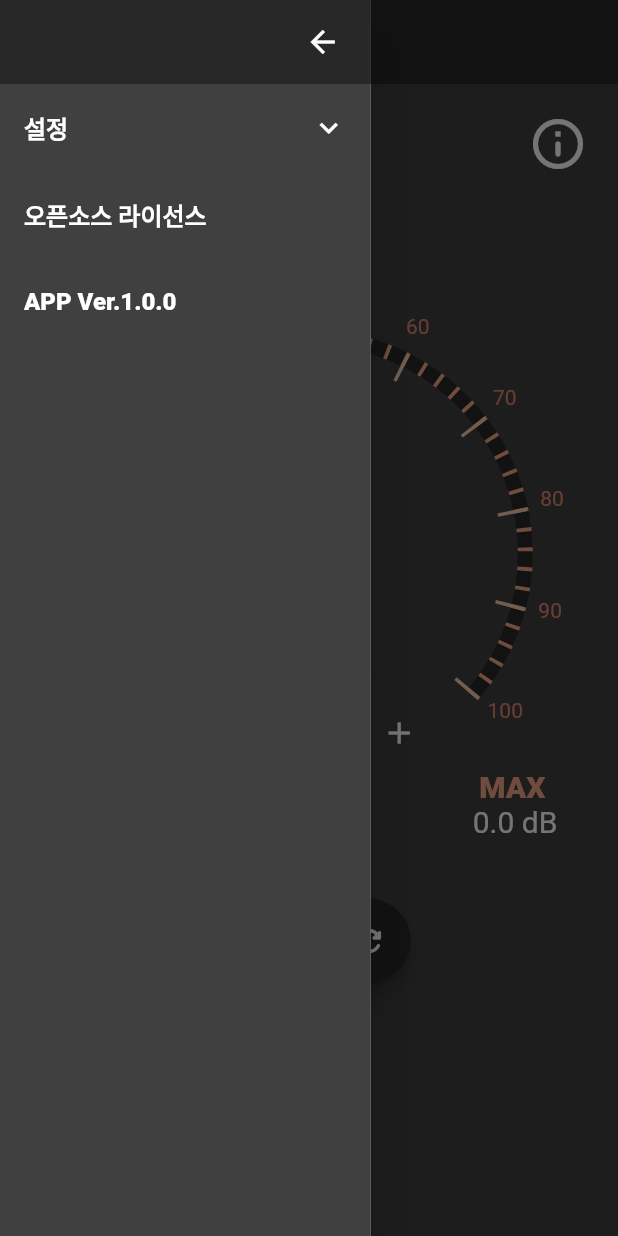
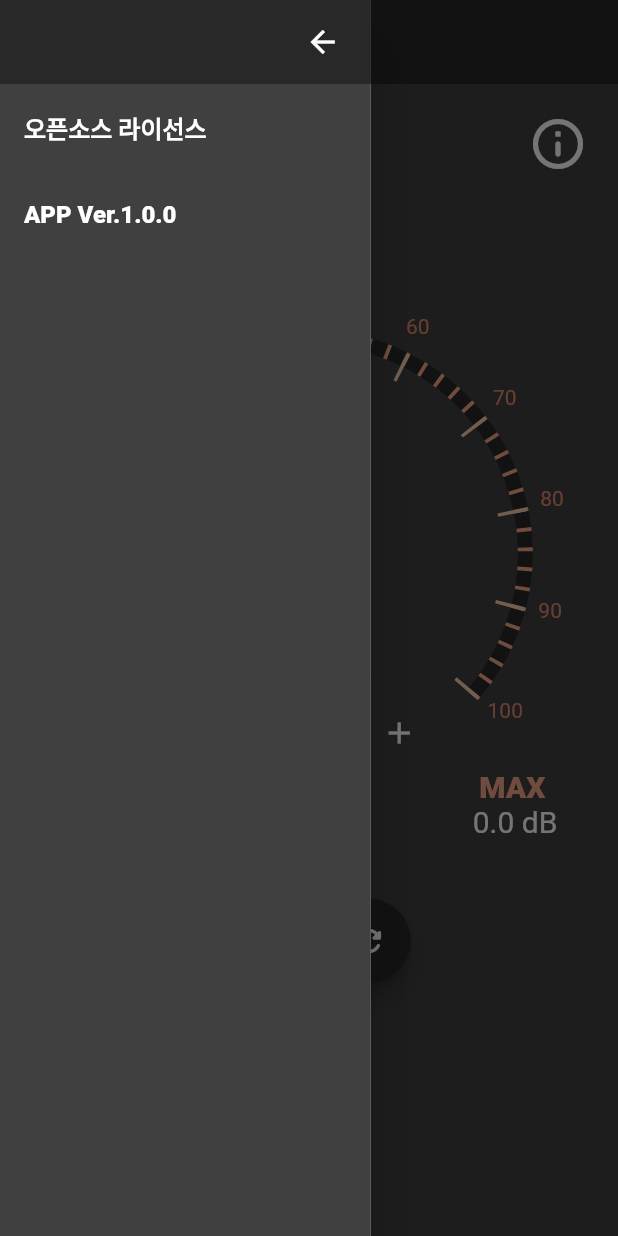
Before and after one commit to dev-helperwoo/noise-meter-app, a Flutter app: the screen it shows after launch, with the side drawer open, on a phone screen of 412 x 824 dp. Run offline on Flutter 3.47's test engine with Material 2 defaults, Android fonts, the phone set to English and light mode, and no system bars; our stand-ins replace package_info; missing offline and left inert: noise_meter.

```diff
--- a/lib/component/detect/current_decibel.dart
+++ b/lib/component/detect/current_decibel.dart
@@ -1,5 +1,4 @@
 import 'package:flutter/material.dart';
-import 'package:flutter_detect_decibel/const/const_color.dart';
 import 'package:flutter_detect_decibel/repository/repository_detect.dart';
 import 'package:flutter_detect_decibel/util/util_detect.dart';
 import 'package:provider/provider.dart';
--- a/lib/component/detect/drawer.dart
+++ b/lib/component/detect/drawer.dart
@@ -38,12 +38,12 @@ class _DetectDrawerState extends State<DetectDrawer> {
               SliverList(
                 delegate: SliverChildListDelegate(
                   [
-                    _buildMenuCategory(
-                      '설정',
-                      children: [
-                        _buildMenu('테스트', onTap: () => print('text')),
-                      ],
-                    ),
+                    // _buildMenuCategory(
+                    //   '설정',
+                    //   children: [
+                    //     _buildMenu('테스트', onTap: () => print('text')),
+                    //   ],
+                    // ),
                     _buildMenuCategory(
                       '오픈소스 라이선스',
                       onTap: (_) => showLicensePage(
--- a/lib/component/detect/set_decibel_error.dart
+++ b/lib/component/detect/set_decibel_error.dart
@@ -33,7 +33,7 @@ class _SetDecibelErrorState extends State<SetDecibelError> {
                   child: Icon(Icons.remove, color: Colors.white),
                   onTap: () => repository.setDecibelError(-1.0),
                 ),
-                onLongPressStart: (_) => _decrease = Timer.periodic(const Duration(milliseconds: 200), (_) {
+                onLongPressStart: (_) => _decrease = Timer.periodic(const Duration(milliseconds: 20), (_) {
                   repository.setDecibelError(-1.0);
                 }),
                 onLongPressEnd: (_) => _decrease.cancel(),
@@ -49,7 +49,7 @@ class _SetDecibelErrorState extends State<SetDecibelError> {
                   child: Icon(Icons.add, color: Colors.white),
                   onTap: () => repository.setDecibelError(1.0),
                 ),
-                onLongPressStart: (_) => _increase = Timer.periodic(const Duration(milliseconds: 200), (_) {
+                onLongPressStart: (_) => _increase = Timer.periodic(const Duration(milliseconds: 20), (_) {
                   repository.setDecibelError(1.0);
                 }),
                 onLongPressEnd: (_) => _increase.cancel(),
--- a/lib/component/info/dialog_info.dart
+++ b/lib/component/info/dialog_info.dart
@@ -16,14 +16,13 @@ Future<void> showInfoDialog(BuildContext context) async {
           textAlign: TextAlign.center,
           text: TextSpan(
             text: '조용한 곳에서 ',
-            style: TextStyle(color: Colors.black),
+            style: TextStyle(color: Colors.black, height: 1.8),
             children: [
               TextSpan(text: '20dB ~ 25dB', style: TextStyle(color: ColorConst.orange)),
               TextSpan(text: '로'),
               TextSpan(text: '\n측정기 하단 -, + 버튼을 활용하여'),
               TextSpan(text: '\n보정 후 사용하시기를 추천합니다.'),
-              TextSpan(text: '\n(꾹 누를경우 자동으로 감소됩니다.)', style: TextStyle(color: ColorConst.orange)),
-              TextSpan(text: '\n\nMIN: 최소dB, AVG: 평균dB, MAX: 최대dB'),
+              TextSpan(text: '\n(꾹 누를경우 연속으로 설정됩니다.)', style: TextStyle(color: ColorConst.orange)),
             ],
           ),
         ),
--- a/lib/repository/repository_detect.dart
+++ b/lib/repository/repository_detect.dart
@@ -1,4 +1,5 @@
 import 'dart:async';
+import 'dart:math';
 import 'package:flutter/material.dart';
 import 'package:flutter/services.dart';
 import 'package:noise_meter/noise_meter.dart';
@@ -55,12 +56,12 @@ class DetectRepository extends ChangeNotifier {
 
   /// 이전 데시벨
   double get getPreDecibel {
-    return ((preDecibel + decibelError) * 10).round() / 10;
+    return min(100, max(0, ((preDecibel + decibelError) * 10).round() / 10));
   }
 
   /// 현재 데시벨
   double get getNowDecibel {
-    return ((maxDecibel + decibelError) * 10).round() / 10;
+    return min(100, max(0, ((maxDecibel + decibelError) * 10).round() / 10));
   }
 
   /// 데시벨 오차 설정
```
Also changed, not shown: assets/image/app_logo.png, 16 other files.
